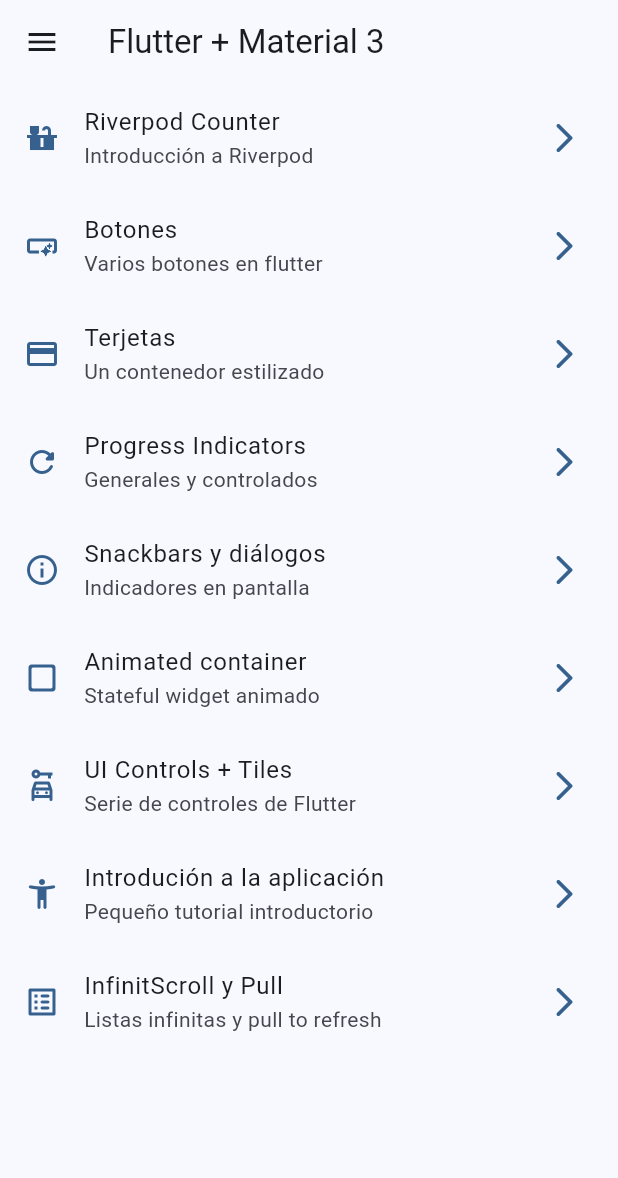
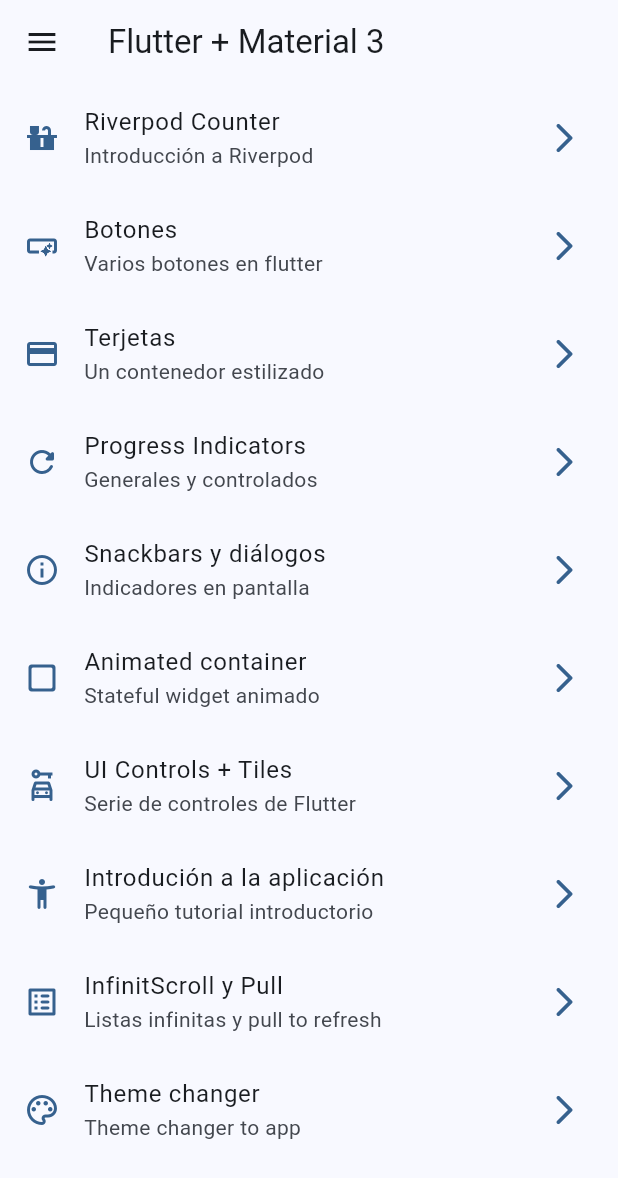
Before and after one commit to AlexanderJumbo/widgets_app, a Flutter app: the screen it shows after launch, on a phone screen of 412 x 824 dp. Shown: the top 1178 px of the screen. Run offline on Flutter 3.47's test engine with Material 3 defaults, Android fonts, the phone set to English and light mode, and no system bars; our stand-ins replace animate_do, flutter_riverpod, go_router.

Commit message:
Cambio a modo dark, junto con paleta de colores

```diff
--- a/lib/config/menu/menu_items.dart
+++ b/lib/config/menu/menu_items.dart
@@ -63,5 +63,10 @@ const appMenuItems = <MenuItem>[
       subTitle: 'Listas infinitas y pull to refresh',
       link: '/infinite',
       icon: Icons.list_alt_rounded),
+  MenuItem(
+      title: 'Theme changer',
+      subTitle: 'Theme changer to app',
+      link: '/theme-changer',
+      icon: Icons.color_lens_outlined),
 
 ];
--- a/lib/config/router/app_router.dart
+++ b/lib/config/router/app_router.dart
@@ -56,5 +56,10 @@ final appRouter = GoRouter(
       name: CounterScreen.name,
       builder: (context, state) => const CounterScreen(),
     ),
+    GoRoute(
+      path: '/theme-changer',
+      name: ThemeChangerScreen.name,
+      builder: (context, state) => const ThemeChangerScreen(),
+    ),
   ],
 );
--- a/lib/config/theme/app_theme.dart
+++ b/lib/config/theme/app_theme.dart
@@ -14,9 +14,11 @@ const colorList = <Color>[
 
 class AppTheme {
   final int selectedColor;
+  final bool isDarkMode;
 
   AppTheme({
-    this.selectedColor = 0
+    this.selectedColor = 0,
+    this.isDarkMode = false
   }):
   assert(selectedColor >= 0, 'Selected color must be greater than 0'),
     assert(selectedColor < colorList.length, 'Selected color must be less or equals than then ${colorList.length - 1}');
@@ -24,6 +26,7 @@ class AppTheme {
 
   ThemeData getTheme() => ThemeData(
     colorSchemeSeed: colorList[selectedColor],
+    brightness: isDarkMode ? Brightness.dark : Brightness.light,
     appBarTheme: AppBarTheme(
       centerTitle: false
     )
--- a/lib/main.dart
+++ b/lib/main.dart
@@ -2,6 +2,7 @@ import 'package:flutter/material.dart';
 import 'package:flutter_riverpod/flutter_riverpod.dart';
 import 'package:widgets_app/config/router/app_router.dart';
 import 'package:widgets_app/config/theme/app_theme.dart';
+import 'package:widgets_app/presentation/providers/theme_provider.dart';
 
 void main() {
   // runApp(const MainApp());
@@ -12,16 +13,20 @@ void main() {
   );
 }
 
-class MainApp extends StatelessWidget {
+class MainApp extends ConsumerWidget {
   const MainApp({super.key});
 
   @override
-  Widget build(BuildContext context) {
+  Widget build(BuildContext context, ref) {
+
+    final colorSelected = ref.watch(selectedColorProvider);
+    final isDarkMode = ref.watch(isDarkModeProvider);
+
     return MaterialApp.router(
       title: 'Flutter Widgets',
       routerConfig: appRouter,
       debugShowCheckedModeBanner: false,
-      theme: AppTheme(selectedColor: 0).getTheme(),
+      theme: AppTheme(selectedColor: colorSelected, isDarkMode: isDarkMode).getTheme(),
 
     );
   }
--- /dev/null
+++ b/lib/presentation/providers/theme_provider.dart
@@ -0,0 +1,10 @@
+import 'package:flutter_riverpod/flutter_riverpod.dart';
+import 'package:widgets_app/config/theme/app_theme.dart';
+
+//Estado => isDarkModeProvider -> bool
+final isDarkModeProvider = StateProvider<bool>((ref) => false);
+
+//* Listado de colores inmutables
+final colorListProvider = Provider((ref) => colorList);
+
+final selectedColorProvider = StateProvider((ref) => 0);
--- a/lib/presentation/screen/screens.dart
+++ b/lib/presentation/screen/screens.dart
@@ -1,3 +1,4 @@
+
 
 
 export 'package:widgets_app/presentation/screen/animated/animated_screen.dart';
@@ -9,4 +10,5 @@ export 'package:widgets_app/presentation/screen/home/home_screen.dart';
 export 'package:widgets_app/presentation/screen/infinite_scroll/infinite_scroll_screen.dart';
 export 'package:widgets_app/presentation/screen/progress/progress_screen.dart';
 export 'package:widgets_app/presentation/screen/snackbar/snackbar_screen.dart';
+export 'package:widgets_app/presentation/screen/theme_changer/theme_changer_screen.dart';
 export 'package:widgets_app/presentation/screen/ui_controls/ui_controls_screen.dart';
```
Also changed, not shown: lib/presentation/screen/counter/counter_screen.dart (+12 -1 lines), lib/presentation/screen/theme_changer/theme_changer_screen.dart (added, +63 -0 lines).
